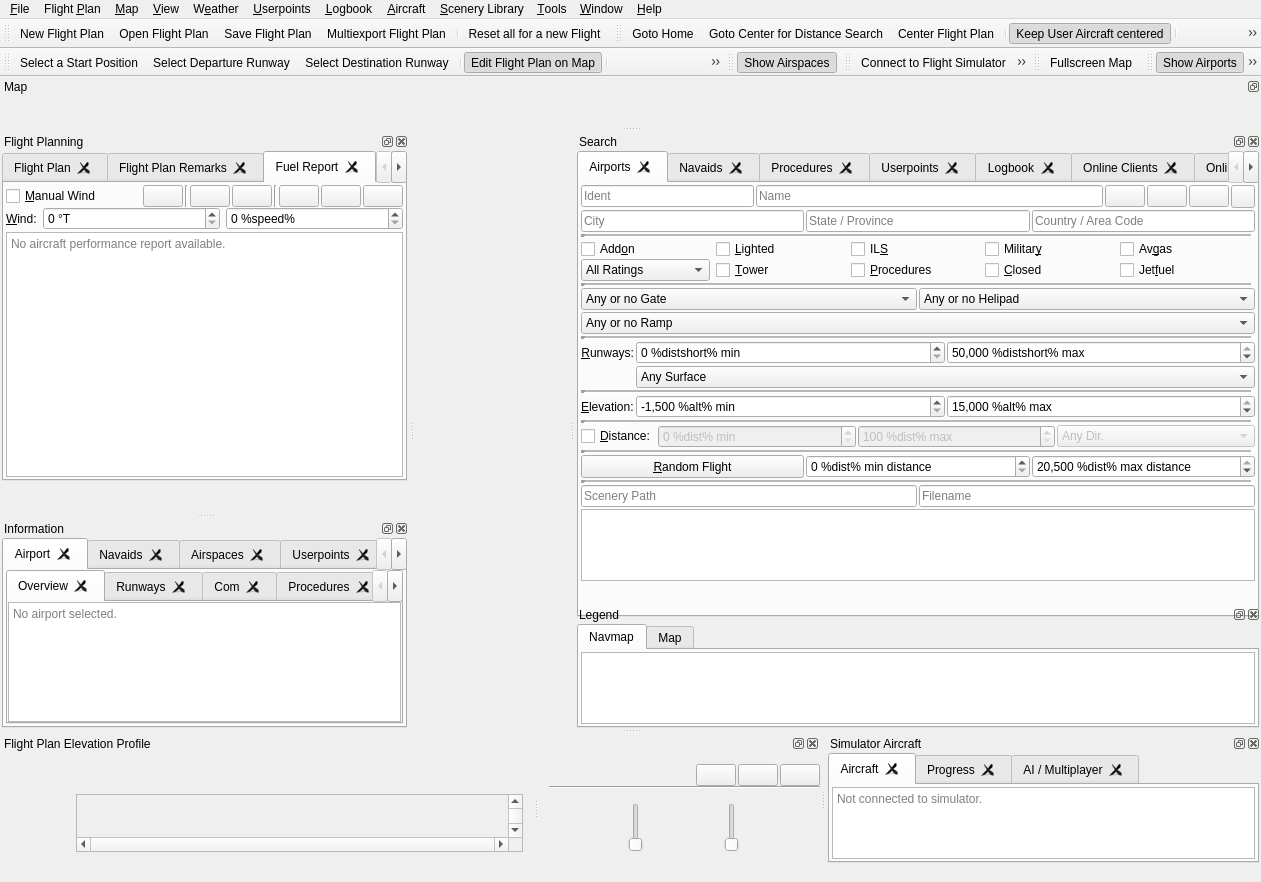
The window that src/gui/mainwindow.ui (albar965/littlenavmap) describes before a commit, drawn with Qt 5.
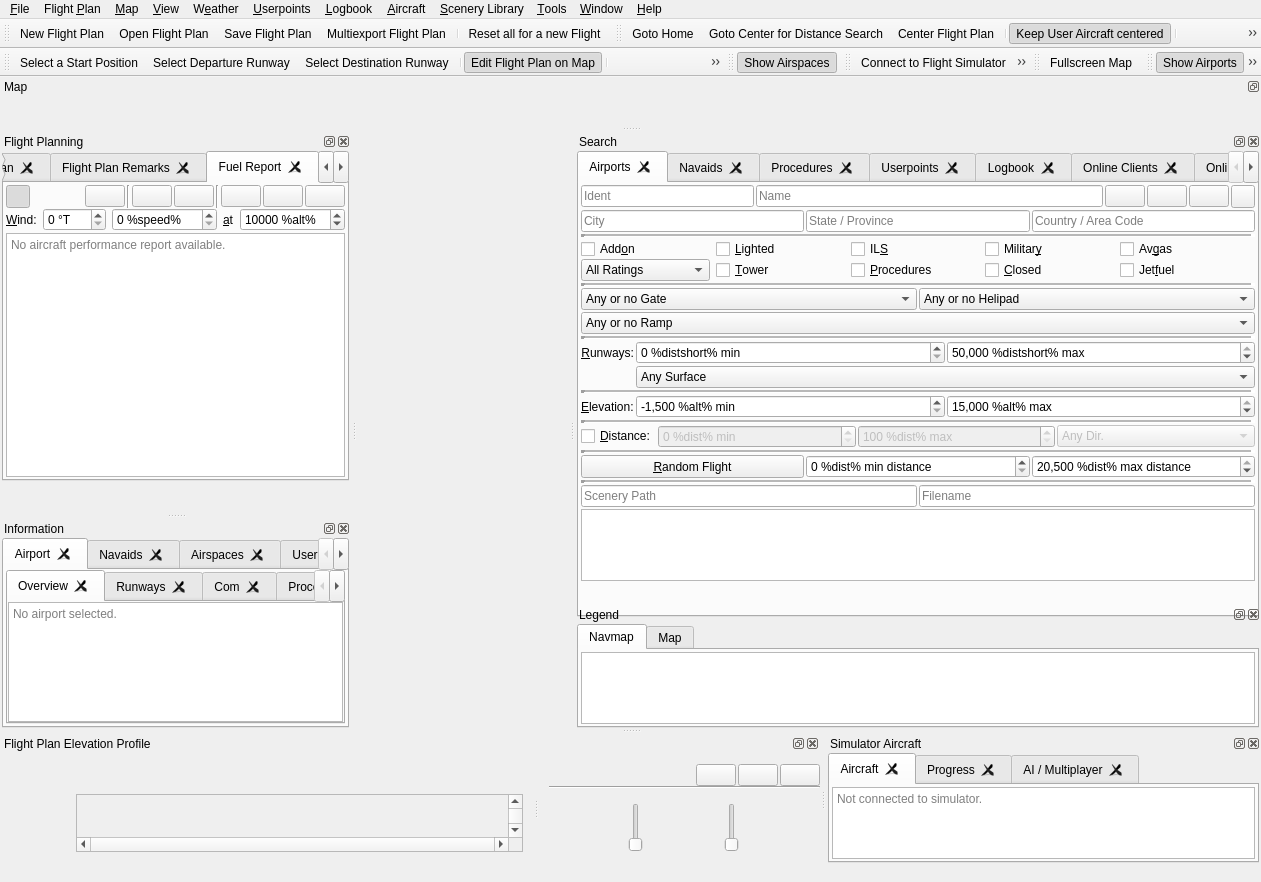
The same window after the commit. The open tabs and pages were chosen to show the change. Icons and pictures are not drawn.

Commit message: Changed user interface for wind for more consistency. Removed wind checkbox from fuel report header and added drop down box which mirrors the menu items. Replaced manual wind checkbox and action with mutual exclusive action in wind menu and toolbutton. Added manual wind layer altitude to fuel report which is independent from flight plan altitude. Improved indications in wind tooltip to show manual altitude and cruise altitude indication.

```diff
--- a/src/gui/mainwindow.ui
+++ b/src/gui/mainwindow.ui
@@ -4707,7 +4707,7 @@
               <number>0</number>
              </property>
              <item>
-              <widget class="QCheckBox" name="checkBoxAircraftPerformanceWindMan">
+              <widget class="QToolButton" name="toolButtonAircraftPerformanceWind">
                <property name="toolTip">
                 <string>Use manual wind settings for fuel calculation if checked.
 This will also be reflected by the wind barbs at the flight plan waypoints and the
@@ -4717,10 +4717,23 @@
                 <string>Use manual wind settings for fuel calculation.</string>
                </property>
                <property name="text">
-                <string>&amp;Manual Wind</string>
+                <string/>
+               </property>
+               <property name="icon">
+                <iconset resource="../../littlenavmap.qrc">
+                 <normaloff>:/littlenavmap/resources/icons/wind.svg</normaloff>:/littlenavmap/resources/icons/wind.svg</iconset>
+               </property>
+               <property name="checkable">
+                <bool>true</bool>
                </property>
                <property name="checked">
-                <bool>false</bool>
+                <bool>true</bool>
+               </property>
+               <property name="popupMode">
+                <enum>QToolButton::InstantPopup</enum>
+               </property>
+               <property name="toolButtonStyle">
+                <enum>Qt::ToolButtonTextBesideIcon</enum>
                </property>
               </widget>
              </item>
@@ -4951,6 +4964,45 @@
                </property>
               </widget>
              </item>
+             <item>
+              <widget class="QLabel" name="labelAircraftPerformanceWindAt">
+               <property name="sizePolicy">
+                <sizepolicy hsizetype="Fixed" vsizetype="Preferred">
+                 <horstretch>0</horstretch>
+                 <verstretch>0</verstretch>
+                </sizepolicy>
+               </property>
+               <property name="text">
+                <string>&amp;at</string>
+               </property>
+               <property name="buddy">
+                <cstring>spinBoxAircraftPerformanceWindAlt</cstring>
+               </property>
+              </widget>
+             </item>
+             <item>
+              <widget class="QSpinBox" name="spinBoxAircraftPerformanceWindAlt">
+               <property name="toolTip">
+                <string>Altitude for average wind value.
+Wind speed will be interpolated between this altitude and ground level.</string>
+               </property>
+               <property name="statusTip">
+                <string>Altitude for average wind value.\nWind speed will be interpolated between this altitude and ground level.</string>
+               </property>
+               <property name="suffix">
+                <string> %alt%</string>
+               </property>
+               <property name="maximum">
+                <number>100000</number>
+               </property>
+               <property name="singleStep">
+                <number>500</number>
+               </property>
+               <property name="value">
+                <number>10000</number>
+               </property>
+              </widget>
+             </item>
             </layout>
            </item>
           </layout>
```
Left out of the diff: 22 changed lines with no effect on the pictures. The commit also changes 19 other files.
